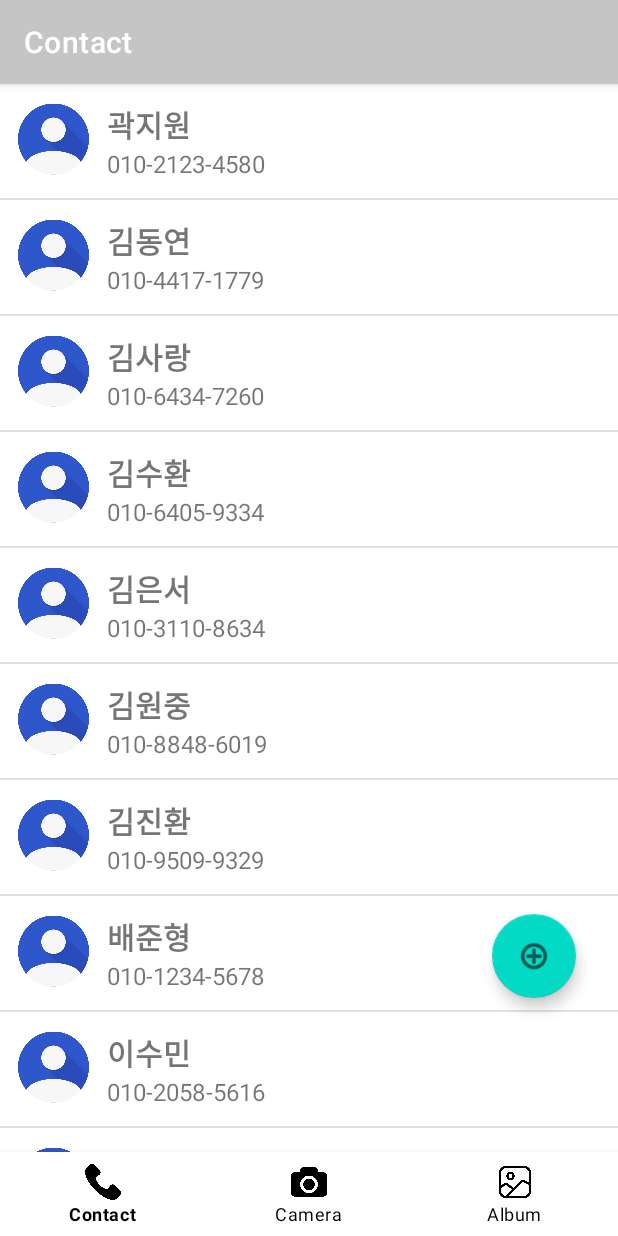
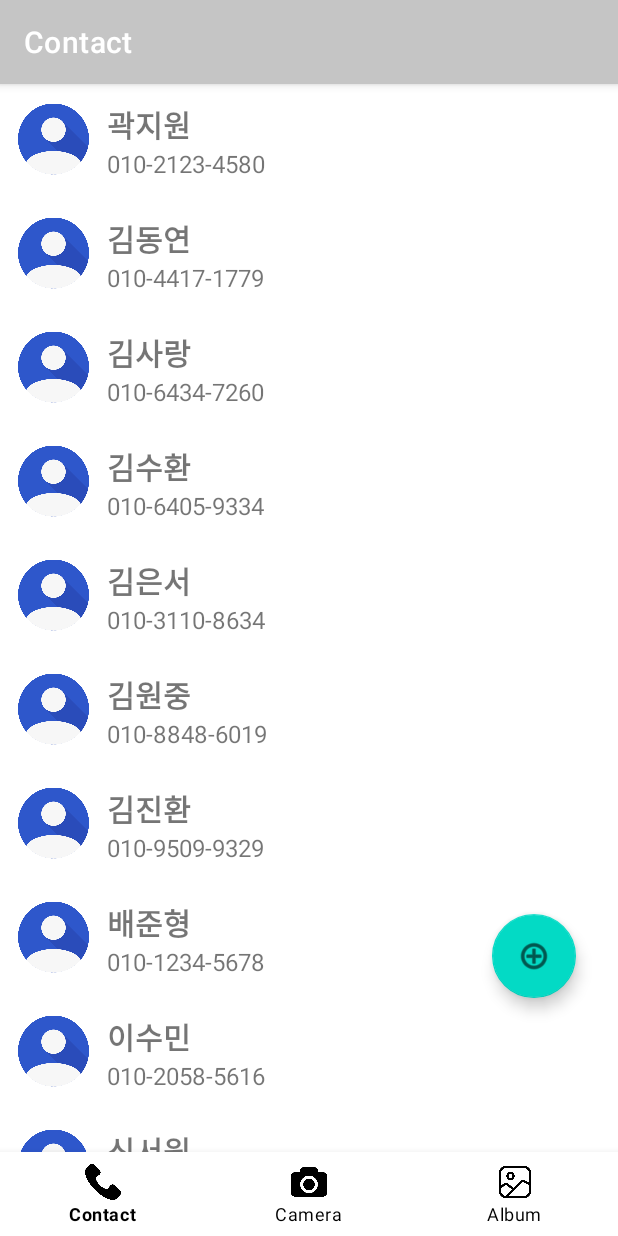
Before and after one commit to rladmstj/git, an Android app: the screen it shows after launch (MainActivity), on a phone screen of 412 x 824 dp. Run offline under Robolectric (Android 15) with nearby library versions, the light colour scheme and no system bars; our stand-ins replace navigation-ui.

Commit message:
디자인

```diff
--- a/app/src/main/java/com/example/firstweek/ui/home/ContactAdapter.java
+++ b/app/src/main/java/com/example/firstweek/ui/home/ContactAdapter.java
@@ -4,28 +4,57 @@ import android.content.Context;
 import android.view.LayoutInflater;
 import android.view.View;
 import android.view.ViewGroup;
-import android.widget.ArrayAdapter;
 import android.widget.TextView;
-
+import androidx.annotation.NonNull;
+import androidx.recyclerview.widget.RecyclerView;
 import com.example.firstweek.R;
-
+import com.example.firstweek.ui.home.Contact;
 import java.util.List;
 
-public class ContactAdapter extends ArrayAdapter<Contact> {
-    public ContactAdapter(Context context, List<Contact> contacts){ super(context,0,contacts);}
+public class ContactAdapter extends RecyclerView.Adapter<ContactAdapter.ViewHolder> {
+
+    private Context context;
+    private List<Contact> contacts;
+    private OnContactClickListener listener;
+
+    public interface OnContactClickListener {
+        void onContactClick(Contact contact);
+    }
+
+    public ContactAdapter(Context context, List<Contact> contacts, OnContactClickListener listener) {
+        this.context = context;
+        this.contacts = contacts;
+        this.listener = listener;
+    }
+
+    @NonNull
+    @Override
+    public ViewHolder onCreateViewHolder(@NonNull ViewGroup parent, int viewType) {
+        View view = LayoutInflater.from(context).inflate(R.layout.contact_item, parent, false);
+        return new ViewHolder(view);
+    }
 
     @Override
-    public View getView(int position, View convertView, ViewGroup parent){
-        Contact contact=getItem(position);
-        if(convertView==null){
-            convertView= LayoutInflater.from(getContext()).inflate(R.layout.contact_item,parent,false);
-            TextView textViewName=convertView.findViewById(R.id.textViewName);
-            TextView textViewPhone=convertView.findViewById(R.id.textViewPhone);
+    public void onBindViewHolder(@NonNull ViewHolder holder, int position) {
+        Contact contact = contacts.get(position);
+        holder.nameTextView.setText(contact.getName());
+        holder.phoneTextView.setText(contact.getPhone());
+        holder.itemView.setOnClickListener(v -> listener.onContactClick(contact));
+    }
 
-            textViewName.setText(contact.getName());
-            textViewPhone.setText(contact.getPhone());
+    @Override
+    public int getItemCount() {
+        return contacts.size();
+    }
 
+    static class ViewHolder extends RecyclerView.ViewHolder {
+        TextView nameTextView;
+        TextView phoneTextView;
+
+        ViewHolder(View itemView) {
+            super(itemView);
+            nameTextView = itemView.findViewById(R.id.nameTextView);
+            phoneTextView = itemView.findViewById(R.id.phoneTextView);
         }
-        return convertView;
     }
 }
--- a/app/src/main/java/com/example/firstweek/ui/home/HomeFragment.kt
+++ b/app/src/main/java/com/example/firstweek/ui/home/HomeFragment.kt
@@ -91,10 +91,11 @@ import android.os.Bundle
 import android.view.LayoutInflater
 import android.view.View
 import android.view.ViewGroup
-import android.widget.AdapterView
 import androidx.fragment.app.Fragment
 import androidx.fragment.app.activityViewModels
 import androidx.navigation.fragment.findNavController
+import androidx.recyclerview.widget.LinearLayoutManager
+import androidx.recyclerview.widget.RecyclerView
 import com.example.firstweek.R
 import com.example.firstweek.databinding.FragmentHomeBinding
 import org.json.JSONArray
@@ -124,14 +125,13 @@ class HomeFragment : Fragment() {
             isDataLoaded = true
         }
 
-        contactAdapter = ContactAdapter(requireContext(), contactsList)
-        binding.listView.adapter = contactAdapter
-
-        binding.listView.onItemClickListener = AdapterView.OnItemClickListener { _, _, position, _ ->
-            val contact = contactsList[position]
+        contactAdapter = ContactAdapter(requireContext(), contactsList) { contact ->
             sharedViewModel.selectContact(contact) // 선택한 연락처를 ViewModel에 설정
             findNavController().navigate(R.id.contactsDetailFragment)
         }
+
+        binding.recyclerView.layoutManager = LinearLayoutManager(requireContext())
+        binding.recyclerView.adapter = contactAdapter
 
         return root
     }
--- a/app/src/main/res/layout/contact_item.xml
+++ b/app/src/main/res/layout/contact_item.xml
@@ -20,7 +20,7 @@
         android:orientation="vertical">
 
         <TextView
-            android:id="@+id/textViewName"
+            android:id="@+id/nameTextView"
             android:layout_width="wrap_content"
             android:layout_height="wrap_content"
             android:text="Name"
@@ -28,7 +28,7 @@
             android:textStyle="bold" />
 
         <TextView
-            android:id="@+id/textViewPhone"
+            android:id="@+id/phoneTextView"
             android:layout_width="wrap_content"
             android:layout_height="wrap_content"
             android:text="Phone"
--- a/app/src/main/res/layout/fragment_home.xml
+++ b/app/src/main/res/layout/fragment_home.xml
@@ -6,8 +6,8 @@
     android:layout_height="match_parent"
     tools:context=".ui.home.HomeFragment">
 
-    <ListView
-        android:id="@+id/listView"
+    <androidx.recyclerview.widget.RecyclerView
+        android:id="@+id/recyclerView"
         android:layout_width="0dp"
         android:layout_height="0dp"
         app:layout_constraintBottom_toBottomOf="parent"
@@ -36,7 +36,7 @@
         android:layout_marginTop="450dp"
         android:clickable="true"
         android:src="@android:drawable/ic_menu_add"
-        app:layout_constraintBottom_toBottomOf="@+id/listView"
+        app:layout_constraintBottom_toBottomOf="@+id/recyclerView"
         app:layout_constraintEnd_toEndOf="parent"
         app:layout_constraintStart_toStartOf="parent"
         app:layout_constraintTop_toTopOf="parent" />
```
